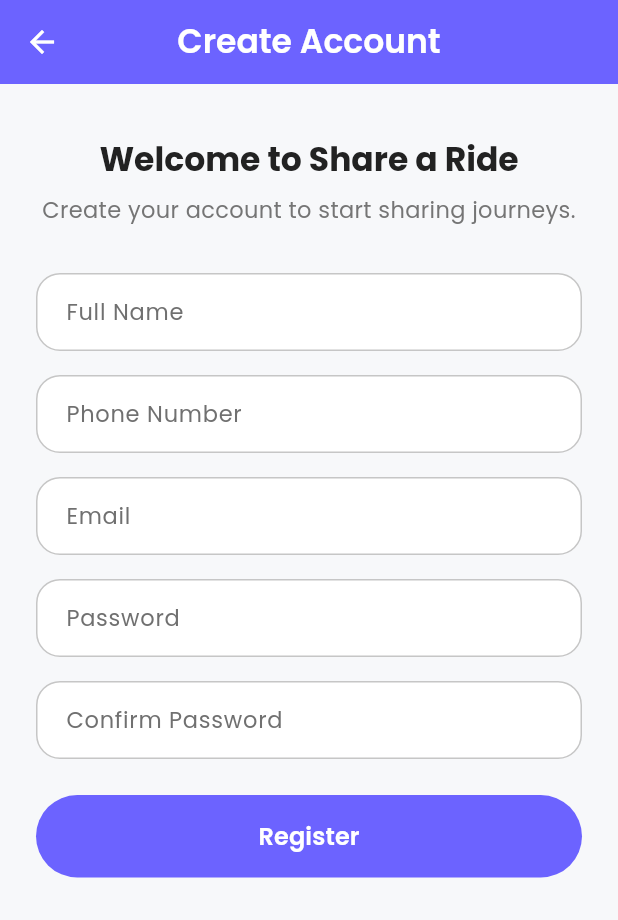
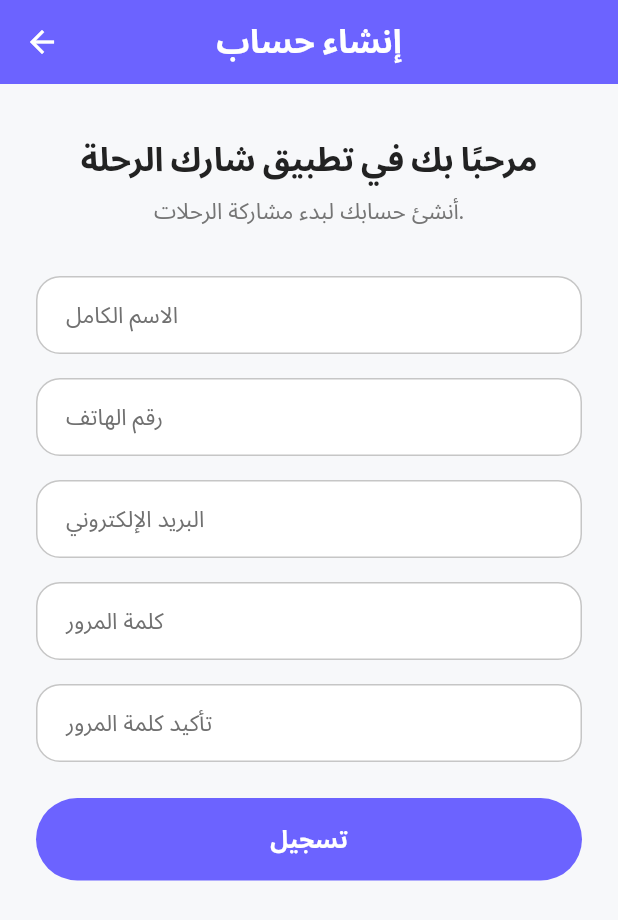
Before and after one commit to MohammadAQ/Ride, a Flutter app: the RegisterScreen screen opened directly, on a phone screen of 412 x 824 dp. Shown: the top 920 px of the screen. Run offline on Flutter 3.47's test engine with Material 3 defaults, Android fonts, the phone set to English and light mode, and no system bars; our stand-ins replace cloud_firestore, firebase_auth, firebase_core, firebase_messaging, firebase_storage, flutter_local_notifications and 2 more; missing offline and left inert: dart:html; accounts and stored records are empty; network calls fail.

Commit message:
Add Arabic localization to register screen

```diff
--- a/frontend/lib/screens/register_screen.dart
+++ b/frontend/lib/screens/register_screen.dart
@@ -238,9 +238,13 @@ class _RegisterScreenState extends State<RegisterScreen> {
 
   @override
   Widget build(BuildContext context) {
-    return Scaffold(
+    return Directionality(
+      textDirection: Localizations.localeOf(context).languageCode == 'ar'
+          ? TextDirection.rtl
+          : TextDirection.ltr,
+      child: Scaffold(
         appBar: AppBar(
-        title: const Text('Create Account'),
+          title: const Text('إنشاء حساب'),
         ),
         body: SafeArea(
           child: SingleChildScrollView(
@@ -252,7 +256,7 @@ class _RegisterScreenState extends State<RegisterScreen> {
                 children: [
                   const SizedBox(height: 12),
                   Text(
-                  'Welcome to Share a Ride',
+                    'مرحبًا بك في تطبيق شارك الرحلة',
                     style: Theme.of(context).textTheme.headlineSmall?.copyWith(
                           fontWeight: FontWeight.bold,
                         ),
@@ -260,7 +264,7 @@ class _RegisterScreenState extends State<RegisterScreen> {
                   ),
                   const SizedBox(height: 8),
                   Text(
-                  'Create your account to start sharing journeys.',
+                    'أنشئ حسابك لبدء مشاركة الرحلات.',
                     style: Theme.of(context)
                         .textTheme
                         .bodyMedium
@@ -272,7 +276,7 @@ class _RegisterScreenState extends State<RegisterScreen> {
                     controller: _fullNameController,
                     textInputAction: TextInputAction.next,
                     decoration: const InputDecoration(
-                    labelText: 'Full Name',
+                      labelText: 'الاسم الكامل',
                       border: OutlineInputBorder(),
                     ),
                     validator: (value) {
@@ -288,7 +292,7 @@ class _RegisterScreenState extends State<RegisterScreen> {
                     textInputAction: TextInputAction.next,
                     keyboardType: TextInputType.phone,
                     decoration: const InputDecoration(
-                    labelText: 'Phone Number',
+                      labelText: 'رقم الهاتف',
                       border: OutlineInputBorder(),
                     ),
                     validator: _validatePhone,
@@ -299,7 +303,7 @@ class _RegisterScreenState extends State<RegisterScreen> {
                     textInputAction: TextInputAction.next,
                     keyboardType: TextInputType.emailAddress,
                     decoration: const InputDecoration(
-                    labelText: 'Email',
+                      labelText: 'البريد الإلكتروني',
                       border: OutlineInputBorder(),
                     ),
                     validator: _validateEmail,
@@ -310,7 +314,7 @@ class _RegisterScreenState extends State<RegisterScreen> {
                     textInputAction: TextInputAction.next,
                     obscureText: true,
                     decoration: const InputDecoration(
-                    labelText: 'Password',
+                      labelText: 'كلمة المرور',
                       border: OutlineInputBorder(),
                     ),
                     validator: _validatePassword,
@@ -321,7 +325,7 @@ class _RegisterScreenState extends State<RegisterScreen> {
                     textInputAction: TextInputAction.done,
                     obscureText: true,
                     decoration: const InputDecoration(
-                    labelText: 'Confirm Password',
+                      labelText: 'تأكيد كلمة المرور',
                       border: OutlineInputBorder(),
                     ),
                     validator: (value) {
@@ -347,7 +351,7 @@ class _RegisterScreenState extends State<RegisterScreen> {
                             child: CircularProgressIndicator(strokeWidth: 2),
                           )
                         : const Text(
-                          'Register',
+                            'تسجيل',
                             style: TextStyle(fontSize: 16),
                           ),
                   ),
@@ -356,6 +360,7 @@ class _RegisterScreenState extends State<RegisterScreen> {
             ),
           ),
         ),
+      ),
     );
   }
 }
```
Lines whose indentation alone changed are shown as unchanged.
